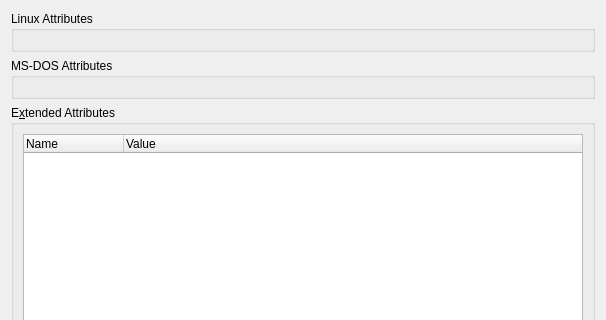
GerbilSoft/rom-properties, file src/kde/xattr/XAttrView.ui: the form before one commit; both pictures show x 0 to 606 and y 0 to 320 of the 606 by 710 pixel window.
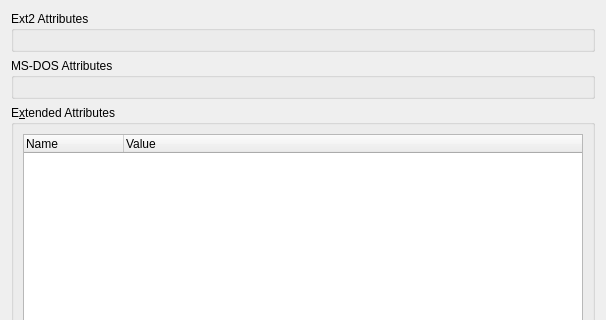
The form after the commit. Custom widgets are drawn as their Qt base class.

Commit message:
Rename "Linux Attributes" to "Ext2 Attributes".
In preparation for adding XFS attributes.

```diff
--- a/src/kde/xattr/XAttrView.ui
+++ b/src/kde/xattr/XAttrView.ui
@@ -14,7 +14,7 @@
    <item>
     <widget class="QGroupBox" name="grpLinuxAttributes">
      <property name="title">
-      <string>Linux Attributes</string>
+      <string>Ext2 Attributes</string>
      </property>
      <layout class="QVBoxLayout" name="vboxLinuxAttributes">
       <item>
```
Left out of the diff: 10 changed lines with no effect on the pictures. The commit also changes 28 other files.
